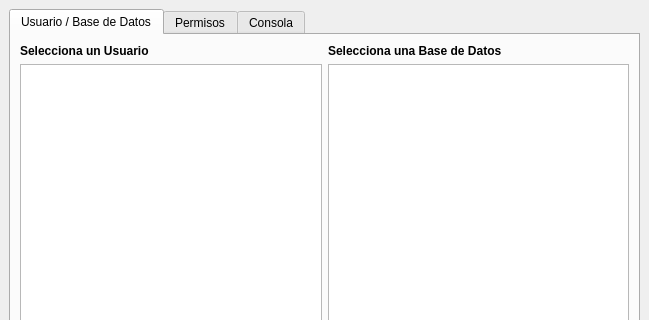
Before: the Qt Designer form bulmages/bulmasetup/modificarusuariobase.ui in eboladev/Bulmages-1, drawn with Qt 5; both pictures show x 0 to 649 and y 0 to 320 of the 649 by 557 pixel window.
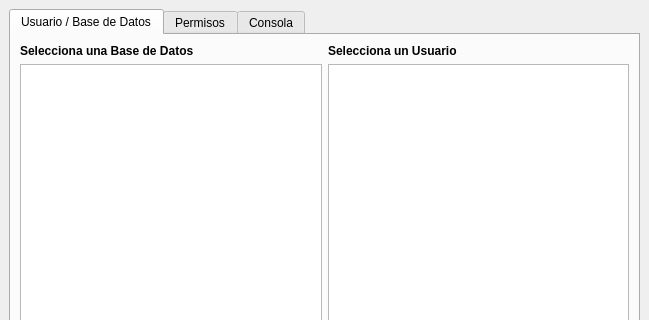
After: the same form once the commit is applied. The open tabs and pages were chosen to show the change. Icons and pictures are not drawn.

Patch:
```diff
--- a/bulmages/bulmasetup/modificarusuariobase.ui
+++ b/bulmages/bulmasetup/modificarusuariobase.ui
@@ -42,7 +42,7 @@
         </font>
        </property>
        <property name="text" >
-        <string>Selecciona un Usuario</string>
+        <string>Selecciona una Base de Datos</string>
        </property>
       </widget>
      </item>
@@ -55,16 +55,16 @@
         </font>
        </property>
        <property name="text" >
-        <string>Selecciona una Base de Datos</string>
+        <string>Selecciona un Usuario</string>
        </property>
       </widget>
      </item>
      <item row="1" column="0" >
-      <widget class="QListWidget" name="listWidgetUser" />
-     </item>
-     <item row="1" column="1" >
       <widget class="QListWidget" name="listWidgetDatabase" />
      </item>
+     <item row="1" column="1" >
+      <widget class="QListWidget" name="listWidgetUser" />
+     </item>
     </layout>
    </widget>
    <widget class="QWidget" name="tab_3" >
```
Left out of the diff: 8 changed lines with no effect on the pictures.
